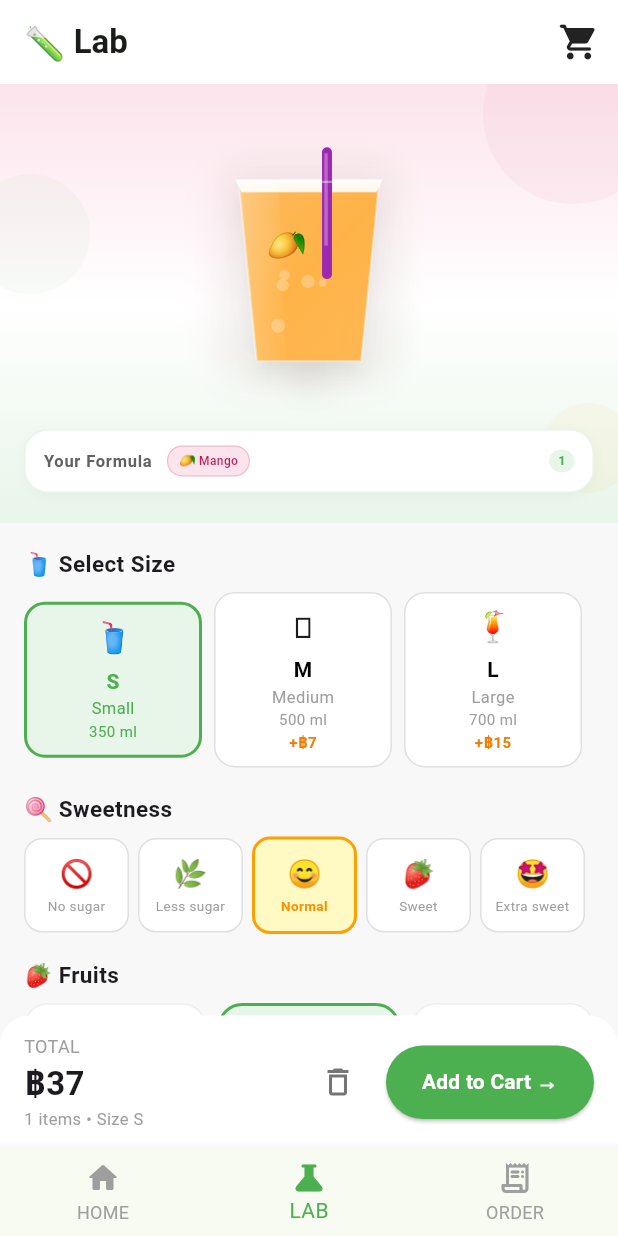
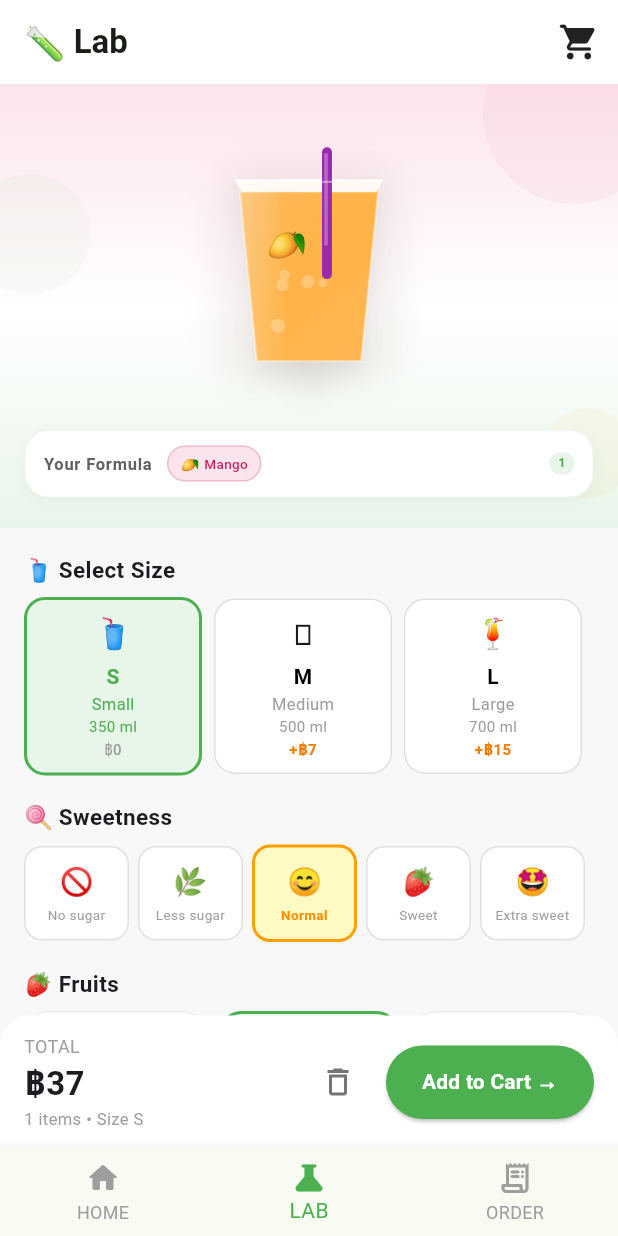
Before and after one commit to Rattikan-P/953464-SmoothieLab, a Flutter app: the screen it shows after launch, after a tap on "FORMULA OF THE DAY", on a phone screen of 412 x 824 dp. Run offline on Flutter 3.47's test engine with Material 3 defaults, Android fonts, the phone set to English and light mode, and no system bars; our stand-ins replace google_fonts, hive, hive_flutter, qr_flutter; accounts and stored records are empty.

Commit message:
Fix size buttons height & add horizontal scroll to Your Formula

```diff
--- a/smoothielab/lib/screens/lab_screen.dart
+++ b/smoothielab/lib/screens/lab_screen.dart
@@ -870,7 +870,9 @@ class LabScreenState extends State<LabScreen> with SingleTickerProviderStateMixi
                       Expanded(
                         child: SingleChildScrollView(
                           scrollDirection: Axis.horizontal,
+                          physics: const BouncingScrollPhysics(),
                           child: Row(
+                            mainAxisSize: MainAxisSize.min,
                             children: [
                               if (_selectedIngredientsOrder.isEmpty)
                                 Text(
@@ -909,14 +911,14 @@ class LabScreenState extends State<LabScreen> with SingleTickerProviderStateMixi
                                   }
 
                                   return Container(
-                                    margin: const EdgeInsets.only(right: 5),
-                                    padding: const EdgeInsets.symmetric(horizontal: 7, vertical: 3),
+                                    margin: const EdgeInsets.only(right: 6),
+                                    padding: const EdgeInsets.symmetric(horizontal: 8, vertical: 4),
                                     decoration: BoxDecoration(
                                       color: chipColor,
-                                      borderRadius: BorderRadius.circular(10),
+                                      borderRadius: BorderRadius.circular(12),
                                       border: Border.all(
                                         color: textColor.withValues(alpha: 0.2),
-                                        width: 0.8,
+                                        width: 1,
                                       ),
                                     ),
                                     child: Row(
@@ -924,13 +926,13 @@ class LabScreenState extends State<LabScreen> with SingleTickerProviderStateMixi
                                       children: [
                                         Text(
                                           item.emoji,
-                                          style: const TextStyle(fontSize: 9),
+                                          style: const TextStyle(fontSize: 10),
                                         ),
-                                        const SizedBox(width: 2),
+                                        const SizedBox(width: 3),
                                         Text(
                                           item.name,
                                           style: TextStyle(
-                                            fontSize: 8,
+                                            fontSize: 9,
                                             color: textColor,
                                             fontWeight: FontWeight.w500,
                                           ),
@@ -939,6 +941,7 @@ class LabScreenState extends State<LabScreen> with SingleTickerProviderStateMixi
                                     ),
                                   );
                                 }),
+                                const SizedBox(width: 8),
                               ],
                             ],
                           ),
@@ -1053,6 +1056,17 @@ class LabScreenState extends State<LabScreen> with SingleTickerProviderStateMixi
                                         color: sel ? Colors.green : Colors.grey,
                                       ),
                                     ),
+                                    if (s == 'S')
+                                      Text(
+                                        '฿0',
+                                        style: TextStyle(
+                                          fontSize: 10,
+                                          color: sel
+                                              ? Colors.grey
+                                              : Colors.grey.shade600,
+                                          fontWeight: FontWeight.w500,
+                                        ),
+                                      ),
                                     if (s == 'M' || s == 'L')
                                       Text(
                                         s == 'M' ? '+฿7' : '+฿15',
```
